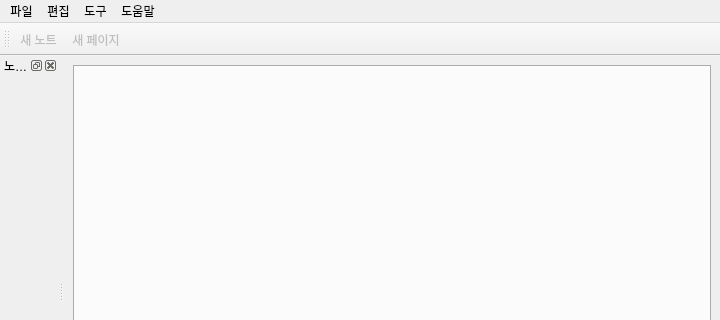
Above: ui/mainWindow.ui from bluekyu/kyuNotebook before the change; both pictures show x 0 to 720 and y 0 to 320 of the 720 by 547 pixel window. Below: the same form after it.
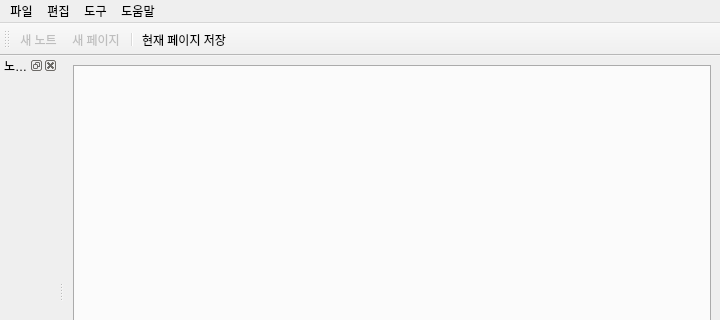
That is the form after the change.

Commit message: 페이지 저장 액션 추가

What changed in the file:
```diff
--- a/ui/mainWindow.ui
+++ b/ui/mainWindow.ui
@@ -83,6 +83,8 @@
    </attribute>
    <addaction name="newNoteAction"/>
    <addaction name="newPageAction"/>
+   <addaction name="separator"/>
+   <addaction name="pageSaveAction"/>
   </widget>
   <widget class="QDockWidget" name="noteTreeDockWidget">
    <property name="windowTitle">
@@ -119,6 +121,16 @@
     <string>노트 폴더 변경</string>
    </property>
   </action>
+  <action name="pageSaveAction">
+   <property name="text">
+    <string>현재 페이지 저장</string>
+   </property>
+  </action>
+  <action name="allPageSaveAction">
+   <property name="text">
+    <string>모든 페이지 저장</string>
+   </property>
+  </action>
  </widget>
  <resources/>
  <connections>
```
Left out of the diff: 3 changed lines with no effect on the pictures. The commit also changes 3 other files.
